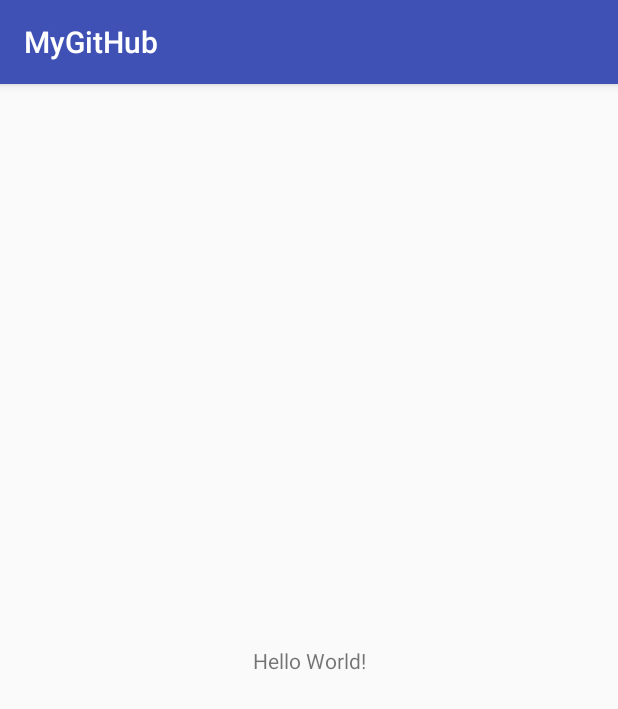
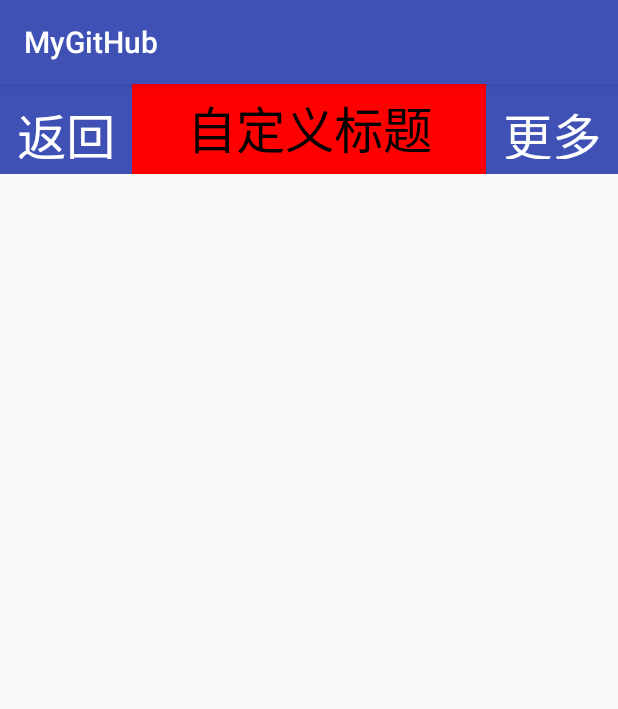
Before and after one commit to Chinahuangzhengyu/HuangzhengyuProject, an Android app: the screen it shows after launch (MainActivity), on a phone screen of 412 x 824 dp. Shown: the top 709 px of the screen. Run offline under Robolectric (Android 15) with nearby library versions, the phone set to English and light mode, and no system bars.

Commit message:
完整版

```diff
--- a/app/build.gradle
+++ b/app/build.gradle
@@ -5,7 +5,7 @@ android {
     buildToolsVersion "25.0.2"
     defaultConfig {
         applicationId "com.baidu.www.mygithub"
-        minSdkVersion 15
+        minSdkVersion 16
         targetSdkVersion 25
         versionCode 1
         versionName "1.0"
--- a/app/src/main/java/com/baidu/www/mygithub/MainActivity.java
+++ b/app/src/main/java/com/baidu/www/mygithub/MainActivity.java
@@ -2,12 +2,31 @@ package com.baidu.www.mygithub;
 
 import android.support.v7.app.AppCompatActivity;
 import android.os.Bundle;
+import android.view.View;
+import android.widget.Toast;
+
+import com.baidu.www.mygithub.view.MyLinearLayout;
 
 public class MainActivity extends AppCompatActivity {
+
+    private MyLinearLayout mytitlelinear;
 
     @Override
     protected void onCreate(Bundle savedInstanceState) {
         super.onCreate(savedInstanceState);
         setContentView(R.layout.activity_main);
+        mytitlelinear = (MyLinearLayout) findViewById(R.id.mytitlelinear);
+        mytitlelinear.setLintener(new MyLinearLayout.MyLiftOnClickLintener() {
+            @Override
+            public void Click(View view) {
+                Toast.makeText(MainActivity.this, "点击了返回", Toast.LENGTH_SHORT).show();
+            }
+        });
+        mytitlelinear.setRightlintener(new MyLinearLayout.MyRightOnClickLintener() {
+            @Override
+            public void Click(View view) {
+                Toast.makeText(MainActivity.this, "点击了更多", Toast.LENGTH_SHORT).show();
+            }
+        });
     }
 }
--- /dev/null
+++ b/app/src/main/java/com/baidu/www/mygithub/view/MyLinearLayout.java
@@ -0,0 +1,106 @@
+package com.baidu.www.mygithub.view;
+
+import android.content.Context;
+import android.content.res.TypedArray;
+import android.graphics.drawable.Drawable;
+import android.os.Build;
+import android.support.annotation.Nullable;
+import android.support.annotation.RequiresApi;
+import android.util.AttributeSet;
+import android.view.LayoutInflater;
+import android.view.View;
+import android.widget.Button;
+import android.widget.LinearLayout;
+import android.widget.TextView;
+
+import com.baidu.www.mygithub.R;
+
+/**
+ * Created by 黄郑宇 on 2017/9/2.
+ */
+
+public class MyLinearLayout extends LinearLayout {
+
+    private Button myleftbtn;
+    private Button myrightbtn;
+    private TextView tv;
+    private MyLiftOnClickLintener lintener;
+    private MyRightOnClickLintener rightlintener;
+
+    public MyLinearLayout(Context context) {
+        super(context);
+    }
+
+    public MyLinearLayout(Context context, @Nullable AttributeSet attrs) {
+        super(context, attrs);
+        initview(context,attrs);
+    }
+
+    public MyLinearLayout(Context context, @Nullable AttributeSet attrs, int defStyleAttr) {
+        super(context, attrs, defStyleAttr);
+    }
+
+    public interface MyLiftOnClickLintener{
+        void Click(View view);
+    }
+
+    public void setRightlintener(MyRightOnClickLintener lintener) {
+        rightlintener = lintener;
+    }
+    public interface MyRightOnClickLintener{
+        void Click(View view);
+    }
+
+    public void setLintener(MyLiftOnClickLintener rightlintener) {
+        lintener = rightlintener;
+    }
+
+
+
+    private void initview(Context context, AttributeSet attrs) {
+        View view = LayoutInflater.from(context).inflate(R.layout.myitem, this);
+        myleftbtn = (Button) view.findViewById(R.id.myleftbtn);
+        myrightbtn = (Button) view.findViewById(R.id.myrightbtn);
+        tv = (TextView) view.findViewById(R.id.mytitle);
+        TypedArray array = context.obtainStyledAttributes(attrs, R.styleable.MyLinearLayout);
+        Drawable leftcolor = array.getDrawable(R.styleable.MyLinearLayout_leftbackground);
+        Drawable rightcolor = array.getDrawable(R.styleable.MyLinearLayout_rightbackground);
+        int centercolor = array.getColor(R.styleable.MyLinearLayout_titlebackground, 0xffffff);
+        int lefttextcolor = array.getColor(R.styleable.MyLinearLayout_lefttextColor, 0xffffff);
+        int righttextcolor = array.getColor(R.styleable.MyLinearLayout_righttextColor, 0xffffff);
+        int titletextcolor = array.getColor(R.styleable.MyLinearLayout_titletextColor, 0xffffff);
+        float textSize = array.getDimension(R.styleable.MyLinearLayout_titletextSize, 12);
+        float lefttextSize = array.getDimension(R.styleable.MyLinearLayout_righttextSize, 12);
+        float righttextSize = array.getDimension(R.styleable.MyLinearLayout_lefttextSize, 12);
+        String left = array.getString(R.styleable.MyLinearLayout_lefttext);
+        String right = array.getString(R.styleable.MyLinearLayout_righttext);
+        String title = array.getString(R.styleable.MyLinearLayout_titletext);
+        tv.setText(title);
+        tv.setTextColor(titletextcolor);
+        tv.setBackgroundColor(centercolor);
+        tv.setTextSize(textSize);
+        myleftbtn.setText(left);
+        myleftbtn.setTextColor(lefttextcolor);
+        myleftbtn.setBackground(leftcolor);
+        myleftbtn.setBackgroundDrawable(leftcolor);
+        myleftbtn.setTextSize(lefttextSize);
+        myrightbtn.setText(right);
+        myrightbtn.setTextColor(righttextcolor);
+        myrightbtn.setTextSize(righttextSize);
+        myrightbtn.setBackground(rightcolor);
+        myleftbtn.setOnClickListener(new OnClickListener() {
+            @Override
+            public void onClick(View v) {
+                lintener.Click(v);
+            }
+        });
+        myrightbtn.setOnClickListener(new OnClickListener() {
+            @Override
+            public void onClick(View v) {
+                rightlintener.Click(v);
+            }
+        });
+    }
+
+
+}
--- /dev/null
+++ b/app/src/main/res/drawable/mybtnstyle.xml
@@ -0,0 +1,11 @@
+<?xml version="1.0" encoding="utf-8"?>
+<selector xmlns:android="http://schemas.android.com/apk/res/android"
+    >
+<item
+    android:state_pressed="true" android:drawable="@color/colorAccent"
+    >
+</item>
+    <item
+        android:state_pressed="false" android:drawable="@color/colorPrimary"
+        ></item>
+</selector>
--- a/app/src/main/res/layout/activity_main.xml
+++ b/app/src/main/res/layout/activity_main.xml
@@ -1,18 +1,29 @@
 <?xml version="1.0" encoding="utf-8"?>
-<android.support.constraint.ConstraintLayout xmlns:android="http://schemas.android.com/apk/res/android"
+<LinearLayout xmlns:android="http://schemas.android.com/apk/res/android"
     xmlns:app="http://schemas.android.com/apk/res-auto"
     xmlns:tools="http://schemas.android.com/tools"
     android:layout_width="match_parent"
     android:layout_height="match_parent"
+    android:orientation="vertical"
     tools:context="com.baidu.www.mygithub.MainActivity">
 
-    <TextView
-        android:layout_width="wrap_content"
+    <com.baidu.www.mygithub.view.MyLinearLayout
+        android:id="@+id/mytitlelinear"
+        android:layout_width="match_parent"
         android:layout_height="wrap_content"
-        android:text="Hello World!"
-        app:layout_constraintBottom_toBottomOf="parent"
-        app:layout_constraintLeft_toLeftOf="parent"
-        app:layout_constraintRight_toRightOf="parent"
-        app:layout_constraintTop_toTopOf="parent" />
+        android:orientation="horizontal"
+        app:titletextColor="#000000"
+        app:titletext="自定义标题"
+        app:titletextSize="22dp"
+        app:titlebackground="#ff0000"
+        app:lefttext="返回"
+        app:leftbackground="@drawable/mybtnstyle"
+        app:lefttextColor="#ffffff"
+        app:lefttextSize="22dp"
+        app:rightbackground="@drawable/mybtnstyle"
+        app:righttext="更多"
+        app:righttextColor="#ffffff"
+        app:righttextSize="22dp"
+        />
 
-</android.support.constraint.ConstraintLayout>
+</LinearLayout>
--- /dev/null
+++ b/app/src/main/res/layout/myitem.xml
@@ -0,0 +1,21 @@
+<?xml version="1.0" encoding="utf-8"?>
+<LinearLayout xmlns:android="http://schemas.android.com/apk/res/android"
+    android:orientation="horizontal"
+    android:layout_width="match_parent"
+    android:layout_height="60dp">
+<Button
+    android:id="@+id/myleftbtn"
+    android:layout_width="wrap_content"
+    android:layout_height="match_parent"
+    />
+    <TextView
+        android:id="@+id/mytitle"
+        android:layout_width="0dp"
+        android:layout_weight="1"
+        android:gravity="center"
+        android:layout_height="match_parent" />
+    <Button
+        android:id="@+id/myrightbtn"
+        android:layout_width="wrap_content"
+        android:layout_height="match_parent" />
+</LinearLayout>
--- /dev/null
+++ b/app/src/main/res/values/attrs.xml
@@ -0,0 +1,19 @@
+<?xml version="1.0" encoding="utf-8"?>
+<resources>
+
+    <declare-styleable name="MyLinearLayout">
+        <attr name="titletext" format="string"></attr>
+        <attr name="titletextSize" format="dimension"></attr>
+        <attr name="titletextColor" format="color"></attr>
+        <attr name="titlebackground" format="color"></attr>
+        <attr name="lefttext" format="string"></attr>
+        <attr name="lefttextSize" format="dimension"></attr>
+        <attr name="lefttextColor" format="color"></attr>
+        <attr name="leftbackground" format="reference"></attr>
+        <attr name="righttext" format="string"></attr>
+        <attr name="righttextSize" format="dimension"></attr>
+        <attr name="righttextColor" format="color"></attr>
+        <attr name="rightbackground" format="reference"></attr>
+    </declare-styleable>
+
+</resources>
```
